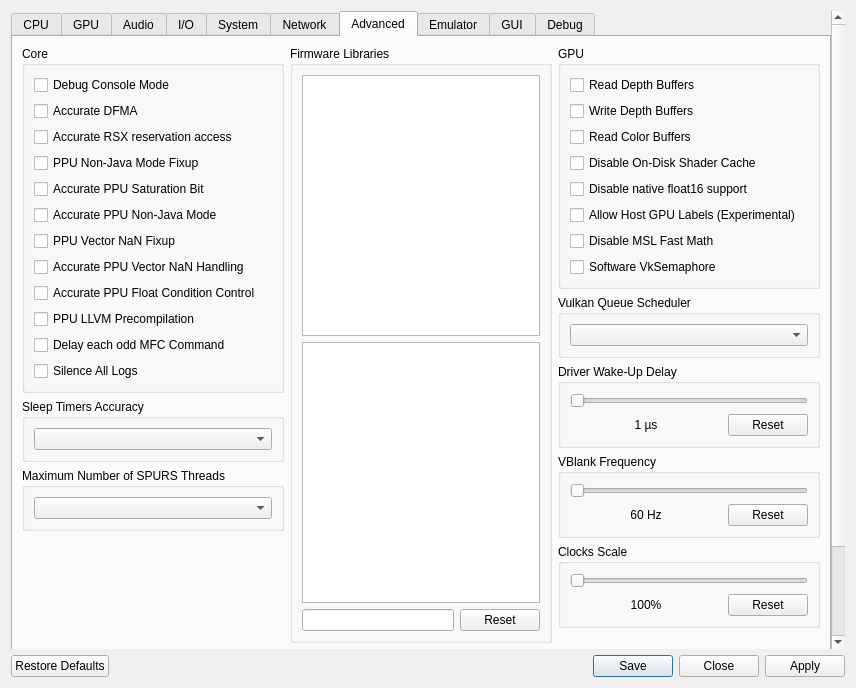
Before: the Qt Designer form rpcs3/rpcs3qt/settings_dialog.ui in RPCS3/rpcs3, drawn with Qt 5.
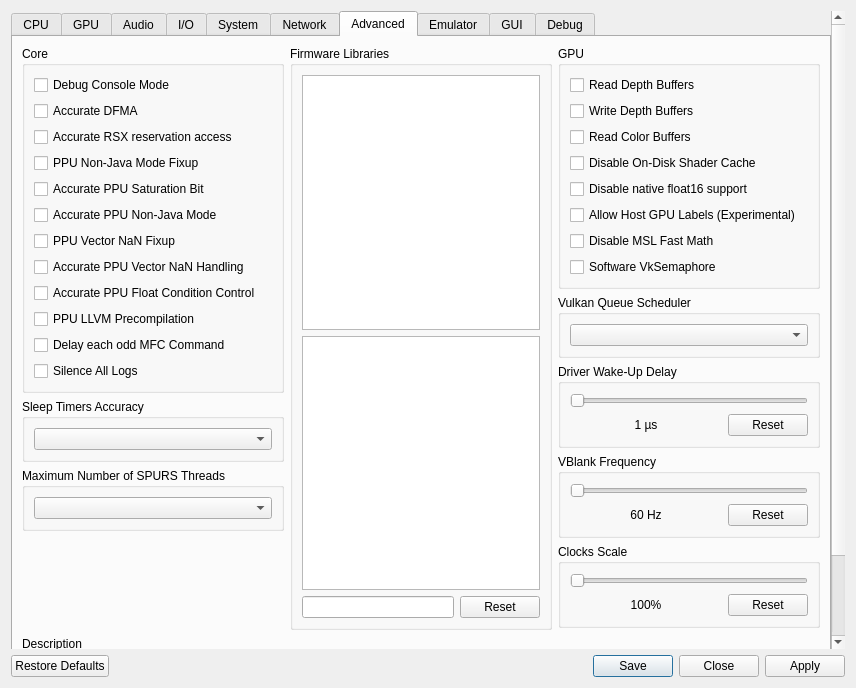
After: the same form once the commit is applied. The open tabs and pages were chosen to show the change. Icons and pictures are not drawn.

Diff of the .ui file:
```diff
--- a/rpcs3/rpcs3qt/settings_dialog.ui
+++ b/rpcs3/rpcs3qt/settings_dialog.ui
@@ -2560,8 +2560,8 @@
               </property>
               <property name="sizeHint" stdset="0">
                <size>
-                <width>13</width>
-                <height>13</height>
+                <width>0</width>
+                <height>0</height>
                </size>
               </property>
              </spacer>
```
